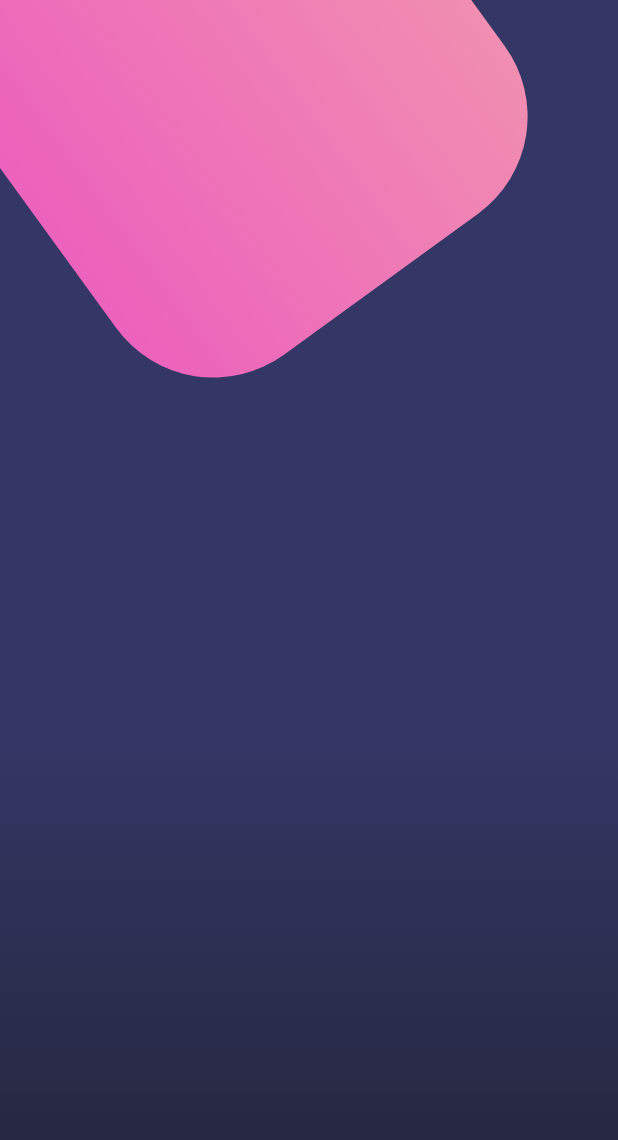
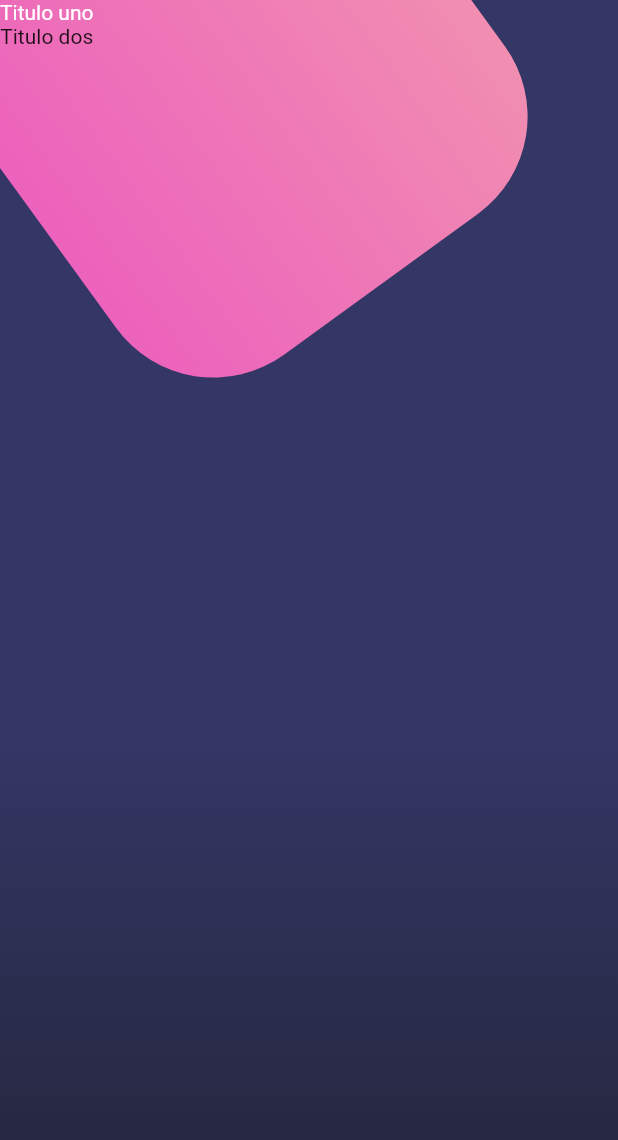
Before and after one commit to duesk/Flutter-test-design-App, a Flutter app: the screen it shows after launch, on a phone screen of 412 x 824 dp. Shown: the top 1140 px of the screen. Run offline on Flutter 3.47's test engine with Material 2 defaults, Android fonts, the phone set to English and light mode, and no system bars.

Commit message:
add text

```diff
--- a/lib/src/pages/botones.dart
+++ b/lib/src/pages/botones.dart
@@ -10,10 +10,29 @@ class BotonesPage extends StatelessWidget {
       body: Stack(
         children: <Widget>[
           _fondoApp(),
+          SingleChildScrollView(
+            child: Column(
+              children: <Widget>[
+                _titulos()
+              ],
+            ) ,
+          ),
         ],
       ),
 
     );
+  }
+
+  Widget _titulos(){
+    return SafeArea(
+          child: Container(
+        child: Column(children: <Widget>[
+          Text("Titulo uno ", style: TextStyle(color: Colors.white, ),),
+          Text("Titulo dos ")
+        ],)
+      ),
+    );
+
   }
 
   Widget _fondoApp(){
```
Also changed, not shown: 2 other files.
